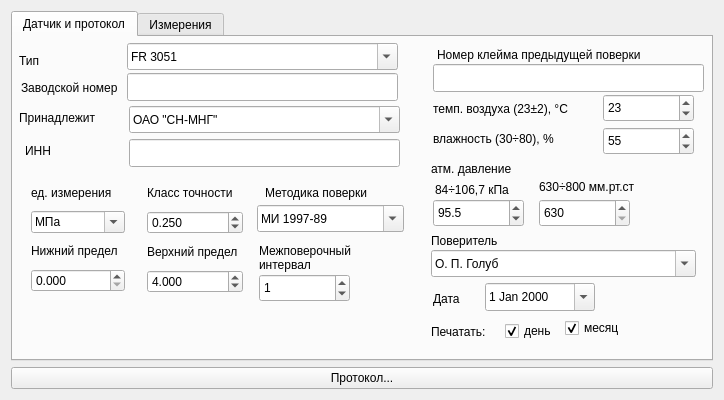
This is Press.ui in corvinalive/CalManager as Qt 5 draws it before an edit. The edited form follows.
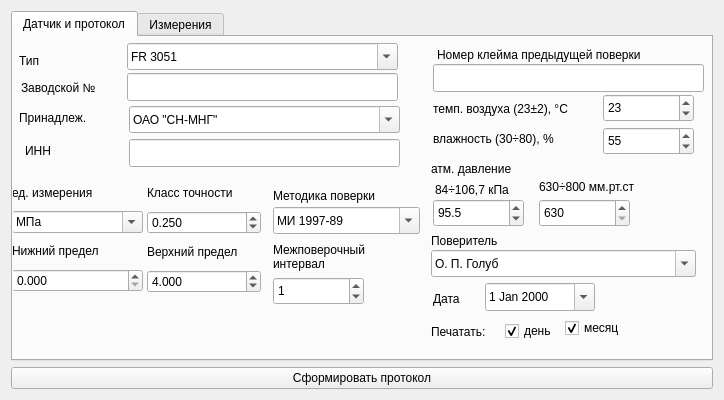
This is the edited form.

```diff
--- a/Press.ui
+++ b/Press.ui
@@ -78,8 +78,8 @@
          <height>18</height>
         </rect>
        </property>
-       <property name="text" >
-        <string>Заводской номер</string>
+       <property name="text">
+        <string>Заводской №</string>
        </property>
       </widget>
       <widget class="QLineEdit" name="SerialEdit" >
@@ -101,8 +101,8 @@
          <height>18</height>
         </rect>
        </property>
-       <property name="text" >
-        <string>Принадлежит</string>
+       <property name="text">
+        <string>Принадлеж.</string>
        </property>
       </widget>
       <widget class="QComboBox" name="OwnerBox" >
@@ -268,12 +268,12 @@
         </rect>
        </property>
       </widget>
-      <widget class="QLabel" name="label_17" >
-       <property name="geometry" >
+      <widget class="QLabel" name="label_17">
+       <property name="geometry">
         <rect>
          <x>424</x>
          <y>9</y>
-         <width>209</width>
+         <width>261</width>
          <height>18</height>
         </rect>
        </property>
@@ -281,12 +281,12 @@
         <string>Номер клейма предыдущей поверки</string>
        </property>
       </widget>
-      <widget class="QLabel" name="label_18" >
-       <property name="geometry" >
+      <widget class="QLabel" name="label_18">
+       <property name="geometry">
         <rect>
          <x>420</x>
          <y>63</y>
-         <width>151</width>
+         <width>161</width>
          <height>18</height>
         </rect>
        </property>
@@ -311,12 +311,12 @@
         <string>атм. давление</string>
        </property>
       </widget>
-      <widget class="QLabel" name="label_20" >
-       <property name="geometry" >
+      <widget class="QLabel" name="label_20">
+       <property name="geometry">
         <rect>
          <x>420</x>
          <y>93</y>
-         <width>139</width>
+         <width>151</width>
          <height>18</height>
         </rect>
        </property>
@@ -428,12 +428,12 @@
         <double>630.000000000000000</double>
        </property>
       </widget>
-      <widget class="QLabel" name="label_21" >
-       <property name="geometry" >
+      <widget class="QLabel" name="label_21">
+       <property name="geometry">
         <rect>
          <x>422</x>
          <y>144</y>
-         <width>83</width>
+         <width>101</width>
          <height>18</height>
         </rect>
        </property>
@@ -445,12 +445,12 @@
 &lt;p style=" margin-top:0px; margin-bottom:0px; margin-left:0px; margin-right:0px; -qt-block-indent:0; text-indent:0px;">84÷106,7 кПа&lt;/p>&lt;/body>&lt;/html></string>
        </property>
       </widget>
-      <widget class="QLabel" name="label_22" >
-       <property name="geometry" >
+      <widget class="QLabel" name="label_22">
+       <property name="geometry">
         <rect>
          <x>526</x>
          <y>141</y>
-         <width>115</width>
+         <width>141</width>
          <height>18</height>
         </rect>
        </property>
@@ -481,12 +481,12 @@
         </rect>
        </property>
       </widget>
-      <widget class="QWidget" name="layoutWidget" >
-       <property name="geometry" >
+      <widget class="QWidget" name="layoutWidget">
+       <property name="geometry">
         <rect>
-         <x>18</x>
+         <x>-1</x>
          <y>144</y>
-         <width>94</width>
+         <width>131</width>
          <height>111</height>
         </rect>
        </property>
@@ -552,12 +552,12 @@
         </item>
        </layout>
       </widget>
-      <widget class="QWidget" name="layoutWidget" >
-       <property name="geometry" >
+      <widget class="QWidget" name="layoutWidget">
+       <property name="geometry">
         <rect>
          <x>134</x>
          <y>144</y>
-         <width>96</width>
+         <width>114</width>
          <height>112</height>
         </rect>
        </property>
@@ -604,12 +604,12 @@
         </item>
        </layout>
       </widget>
-      <widget class="QLabel" name="label_24" >
-       <property name="geometry" >
+      <widget class="QLabel" name="label_24">
+       <property name="geometry">
         <rect>
-         <x>252</x>
-         <y>147</y>
-         <width>117</width>
+         <x>260</x>
+         <y>150</y>
+         <width>141</width>
          <height>18</height>
         </rect>
        </property>
@@ -617,12 +617,12 @@
         <string>Методика поверки</string>
        </property>
       </widget>
-      <widget class="QLabel" name="label_25" >
-       <property name="geometry" >
+      <widget class="QLabel" name="label_25">
+       <property name="geometry">
         <rect>
-         <x>246</x>
-         <y>201</y>
-         <width>117</width>
+         <x>260</x>
+         <y>200</y>
+         <width>151</width>
          <height>40</height>
         </rect>
        </property>
@@ -631,11 +631,11 @@
 интервал</string>
        </property>
       </widget>
-      <widget class="QComboBox" name="MIBox" >
-       <property name="geometry" >
+      <widget class="QComboBox" name="MIBox">
+       <property name="geometry">
         <rect>
-         <x>244</x>
-         <y>168</y>
+         <x>260</x>
+         <y>170</y>
          <width>147</width>
          <height>27</height>
         </rect>
@@ -654,11 +654,11 @@
         </property>
        </item>
       </widget>
-      <widget class="QDoubleSpinBox" name="interval_box" >
-       <property name="geometry" >
+      <widget class="QDoubleSpinBox" name="interval_box">
+       <property name="geometry">
         <rect>
-         <x>246</x>
-         <y>237</y>
+         <x>260</x>
+         <y>240</y>
          <width>91</width>
          <height>28</height>
         </rect>
@@ -1336,9 +1336,12 @@
     </widget>
    </item>
    <item>
-    <widget class="QPushButton" name="PrintButton" >
-     <property name="text" >
-      <string>Протокол...</string>
+    <widget class="QPushButton" name="PrintButton">
+     <property name="text">
+      <string>Сформировать протокол</string>
+     </property>
+     <property name="flat">
+      <bool>false</bool>
      </property>
     </widget>
    </item>
```
Left out of the diff: 820 changed lines with no effect on the pictures.
